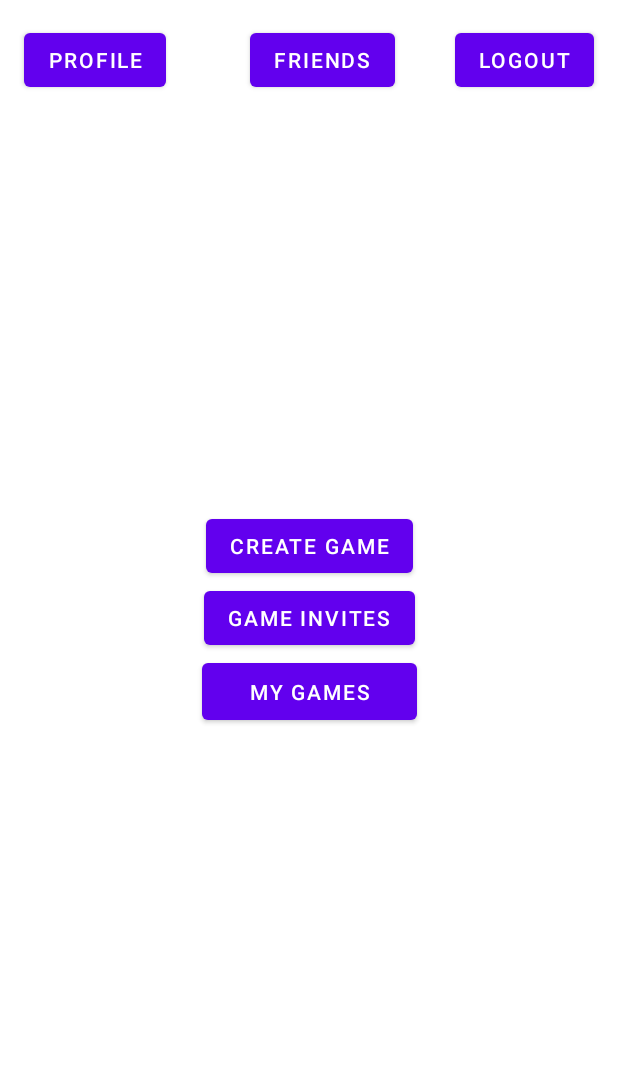
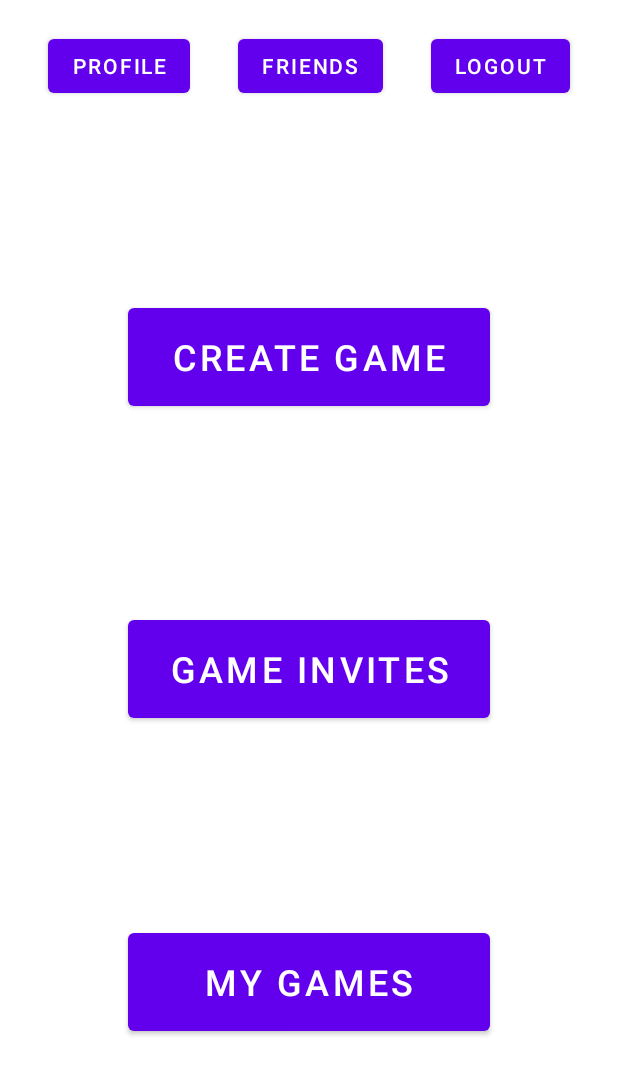
Before and after one commit to rafapavez98/ExplodingKittensApp, an Android app: the HomeScreenFragment screen opened through its navigation route, on a phone screen of 412 x 824 dp. Shown: the top 1075 px of the screen. Run offline under Robolectric (Android 15) with nearby library versions, the phone set to English and light mode, and no system bars.

Commit message:
Some Visual adjustments

```diff
--- a/app/src/main/res/layout/fragment_home_screen.xml
+++ b/app/src/main/res/layout/fragment_home_screen.xml
@@ -1,8 +1,7 @@
 <?xml version="1.0" encoding="utf-8"?>
-<androidx.constraintlayout.widget.ConstraintLayout
-    xmlns:android="http://schemas.android.com/apk/res/android"
+<androidx.constraintlayout.widget.ConstraintLayout xmlns:android="http://schemas.android.com/apk/res/android"
+    xmlns:app="http://schemas.android.com/apk/res-auto"
     xmlns:tools="http://schemas.android.com/tools"
-    xmlns:app="http://schemas.android.com/apk/res-auto"
     android:layout_width="match_parent"
     android:layout_height="match_parent"
     tools:context=".ui.view.HomeScreenFragment">
@@ -17,28 +16,34 @@
 
     <Button
         android:id="@+id/joingamebtn"
-        android:layout_width="wrap_content"
-        android:layout_height="wrap_content"
+        android:layout_width="241dp"
+        android:layout_height="77dp"
         android:text="Game Invites"
-        app:layout_constraintBottom_toTopOf="@+id/guideline3"
+        android:textSize="24sp"
+        app:layout_constraintTop_toBottomOf="@+id/newgamebtn"
+        app:layout_constraintBottom_toTopOf="@+id/mygamesbtn"
         app:layout_constraintEnd_toEndOf="parent"
         app:layout_constraintStart_toStartOf="parent"
-        app:layout_constraintTop_toTopOf="@+id/guideline3" />
+        tools:layout_editor_absoluteY="289dp" />
 
     <Button
         android:id="@+id/newgamebtn"
-        android:layout_width="wrap_content"
-        android:layout_height="wrap_content"
+        android:layout_width="241dp"
+        android:layout_height="77dp"
         android:text="Create Game"
+        android:textSize="24sp"
         app:layout_constraintBottom_toTopOf="@+id/joingamebtn"
         app:layout_constraintEnd_toEndOf="parent"
-        app:layout_constraintStart_toStartOf="parent" />
+        app:layout_constraintStart_toStartOf="parent"
+        app:layout_constraintTop_toBottomOf="@+id/friendsbtn" />
 
     <Button
         android:id="@+id/mygamesbtn"
-        android:layout_width="143dp"
-        android:layout_height="50dp"
+        android:layout_width="241dp"
+        android:layout_height="77dp"
         android:text="My Games"
+        android:textSize="24sp"
+        app:layout_constraintBottom_toBottomOf="parent"
         app:layout_constraintEnd_toEndOf="parent"
         app:layout_constraintStart_toStartOf="parent"
         app:layout_constraintTop_toBottomOf="@+id/joingamebtn" />
@@ -47,9 +52,9 @@
         android:id="@+id/profilebtn"
         android:layout_width="wrap_content"
         android:layout_height="wrap_content"
-        android:layout_marginStart="16dp"
-        android:layout_marginTop="16dp"
+        android:layout_marginTop="20dp"
         android:text="Profile"
+        app:layout_constraintEnd_toStartOf="@+id/friendsbtn"
         app:layout_constraintStart_toStartOf="parent"
         app:layout_constraintTop_toTopOf="parent" />
 
@@ -57,18 +62,17 @@
         android:id="@+id/logoutbtn"
         android:layout_width="wrap_content"
         android:layout_height="wrap_content"
-        android:layout_marginTop="16dp"
-        android:layout_marginEnd="16dp"
+        android:layout_marginTop="20dp"
         android:text="Logout"
         app:layout_constraintEnd_toEndOf="parent"
+        app:layout_constraintStart_toEndOf="@+id/friendsbtn"
         app:layout_constraintTop_toTopOf="parent" />
 
     <Button
         android:id="@+id/friendsbtn"
         android:layout_width="wrap_content"
         android:layout_height="wrap_content"
-        android:layout_marginStart="16dp"
-        android:layout_marginTop="16dp"
+        android:layout_marginTop="20dp"
         android:text="Friends"
         app:layout_constraintEnd_toStartOf="@+id/logoutbtn"
         app:layout_constraintStart_toEndOf="@+id/profilebtn"
--- a/app/src/main/res/layout/fragment_join_game.xml
+++ b/app/src/main/res/layout/fragment_join_game.xml
@@ -27,7 +27,7 @@
             android:id="@+id/textView4"
             android:layout_width="wrap_content"
             android:layout_height="wrap_content"
-            android:text="Join Game"
+            android:text="Game Invites"
             android:textSize="34sp"
             android:textStyle="bold"
             app:layout_constraintBottom_toTopOf="@+id/guideline7"
@@ -40,7 +40,7 @@
             android:layout_width="wrap_content"
             android:layout_height="wrap_content"
             android:layout_marginTop="8dp"
-            android:hint="@string/filtrar_usuarios"
+            android:hint="Filter Invites"
             app:layout_constraintEnd_toEndOf="parent"
             app:layout_constraintStart_toStartOf="parent"
             app:layout_constraintTop_toTopOf="@+id/guideline7" />
--- a/app/src/main/res/layout/fragment_my_games.xml
+++ b/app/src/main/res/layout/fragment_my_games.xml
@@ -27,7 +27,7 @@
             android:id="@+id/textView4"
             android:layout_width="wrap_content"
             android:layout_height="wrap_content"
-            android:text="Mis Partidas"
+            android:text="My Active Games"
             android:textSize="34sp"
             android:textStyle="bold"
             app:layout_constraintBottom_toTopOf="@+id/guideline7"
@@ -40,7 +40,7 @@
             android:layout_width="wrap_content"
             android:layout_height="wrap_content"
             android:layout_marginTop="8dp"
-            android:hint="@string/filtrar_usuarios"
+            android:hint="Filter Friends"
             app:layout_constraintEnd_toEndOf="parent"
             app:layout_constraintStart_toStartOf="parent"
             app:layout_constraintTop_toTopOf="@+id/guideline7" />
@@ -71,7 +71,7 @@
             android:layout_height="wrap_content"
             android:layout_marginStart="156dp"
             android:layout_marginTop="12dp"
-            android:text="Juego"
+            android:text="Game"
             app:layout_constraintStart_toStartOf="parent"
             app:layout_constraintTop_toBottomOf="@+id/myGamesRecyclerView" />
 
```
Also changed, not shown: app/src/main/java/com/example/explodingkittensapp/ui/view/newgame/NewGameFragment.kt (+16 -0 lines), app/src/main/res/layout/fragment_add_friends.xml (+7 -26 lines), app/src/main/res/layout/fragment_friends.xml (+15 -17 lines), app/src/main/res/layout/fragment_friends_requests.xml (+7 -26 lines), app/src/main/res/layout/fragment_new_game.xml (+26 -72 lines), app/src/main/res/layout/fragment_profile.xml (+5 -27 lines).
